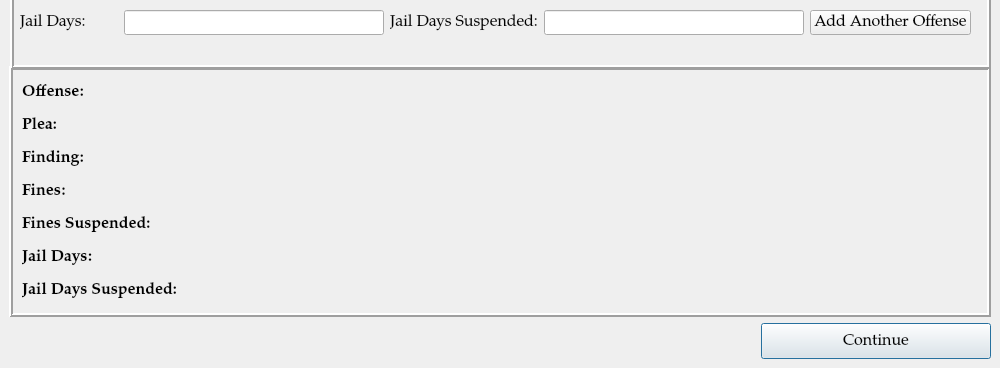
Old version of the form ui/SentencingDialog.ui in the repository HunterProgram22/MuniEntry; both pictures show x 0 to 1000 and y 432 to 800 of the 1000 by 800 pixel window.
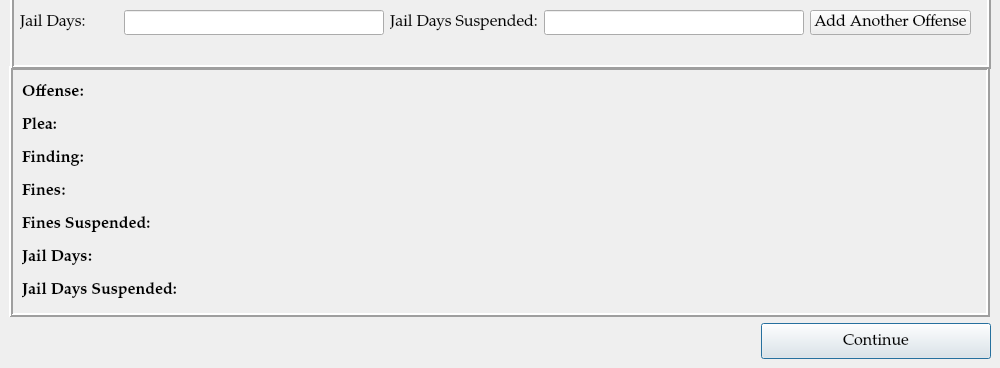
New version of the form.

```diff
--- a/ui/SentencingDialog.ui
+++ b/ui/SentencingDialog.ui
@@ -18,8 +18,8 @@
   </property>
   <property name="minimumSize">
    <size>
-    <width>0</width>
-    <height>0</height>
+    <width>1000</width>
+    <height>800</height>
    </size>
   </property>
   <property name="font">
@@ -130,7 +130,7 @@
     <rect>
      <x>9</x>
      <y>498</y>
-     <width>982</width>
+     <width>981</width>
      <height>251</height>
     </rect>
    </property>
@@ -158,28 +158,9 @@
    <property name="lineWidth">
     <number>2</number>
    </property>
-   <widget class="QLabel" name="fines_1">
-    <property name="geometry">
-     <rect>
-      <x>214</x>
-      <y>112</y>
-      <width>16</width>
-      <height>27</height>
-     </rect>
-    </property>
-    <property name="text">
-     <string/>
-    </property>
-   </widget>
+   <layout class="QGridLayout" name="gridLayout_3">
+    <item row="0" column="0">
    <widget class="QLabel" name="offense_label_1">
-    <property name="geometry">
-     <rect>
-      <x>13</x>
-      <y>13</y>
-      <width>77</width>
-      <height>27</height>
-     </rect>
-    </property>
     <property name="font">
      <font>
       <weight>75</weight>
@@ -193,15 +174,87 @@
      <bool>true</bool>
     </property>
    </widget>
+    </item>
+    <item row="0" column="1" colspan="3">
+     <widget class="QLabel" name="offense_1">
+      <property name="text">
+       <string/>
+      </property>
+      <property name="wordWrap">
+       <bool>true</bool>
+      </property>
+     </widget>
+    </item>
+    <item row="1" column="0">
+     <widget class="QLabel" name="plea_label_1">
+      <property name="font">
+       <font>
+        <weight>75</weight>
+        <bold>true</bold>
+       </font>
+      </property>
+      <property name="text">
+       <string>Plea:</string>
+      </property>
+     </widget>
+    </item>
+    <item row="1" column="1">
+     <widget class="QLabel" name="plea_1">
+      <property name="text">
+       <string/>
+      </property>
+     </widget>
+    </item>
+    <item row="1" column="2">
+     <widget class="QLabel" name="plea_2">
+      <property name="text">
+       <string/>
+      </property>
+     </widget>
+    </item>
+    <item row="1" column="3">
+     <widget class="QLabel" name="plea_3">
+      <property name="text">
+       <string/>
+      </property>
+     </widget>
+    </item>
+    <item row="2" column="0">
+     <widget class="QLabel" name="finding_label_1">
+      <property name="font">
+       <font>
+        <weight>75</weight>
+        <bold>true</bold>
+       </font>
+      </property>
+      <property name="text">
+       <string>Finding:</string>
+      </property>
+     </widget>
+    </item>
+    <item row="2" column="1">
+     <widget class="QLabel" name="finding_1">
+      <property name="text">
+       <string/>
+      </property>
+     </widget>
+    </item>
+    <item row="2" column="2">
+     <widget class="QLabel" name="finding_2">
+      <property name="text">
+       <string/>
+      </property>
+     </widget>
+    </item>
+    <item row="2" column="3">
+     <widget class="QLabel" name="finding_3">
+      <property name="text">
+       <string/>
+      </property>
+     </widget>
+    </item>
+    <item row="3" column="0">
    <widget class="QLabel" name="label_9">
-    <property name="geometry">
-     <rect>
-      <x>13</x>
-      <y>112</y>
-      <width>53</width>
-      <height>27</height>
-     </rect>
-    </property>
     <property name="font">
      <font>
       <weight>75</weight>
@@ -212,224 +265,64 @@
      <string>Fines:</string>
     </property>
    </widget>
-   <widget class="QLabel" name="jail_days_1">
-    <property name="geometry">
-     <rect>
-      <x>214</x>
-      <y>178</y>
-      <width>16</width>
-      <height>27</height>
-     </rect>
-    </property>
+    </item>
+    <item row="3" column="1">
+     <widget class="QLabel" name="fines_1">
+      <property name="text">
+       <string/>
+      </property>
+     </widget>
+    </item>
+    <item row="3" column="2">
+     <widget class="QLabel" name="fines_2">
     <property name="text">
      <string/>
     </property>
    </widget>
+    </item>
+    <item row="3" column="3">
    <widget class="QLabel" name="fines_3">
-    <property name="geometry">
-     <rect>
-      <x>248</x>
-      <y>112</y>
-      <width>16</width>
-      <height>27</height>
-     </rect>
-    </property>
     <property name="text">
      <string/>
     </property>
    </widget>
+    </item>
+    <item row="4" column="0">
+     <widget class="QLabel" name="label_10">
+      <property name="font">
+       <font>
+        <weight>75</weight>
+        <bold>true</bold>
+       </font>
+      </property>
+      <property name="text">
+       <string>Fines Suspended:</string>
+      </property>
+     </widget>
+    </item>
+    <item row="4" column="1">
    <widget class="QLabel" name="fines_suspended_1">
-    <property name="geometry">
-     <rect>
-      <x>214</x>
-      <y>145</y>
-      <width>16</width>
-      <height>27</height>
-     </rect>
-    </property>
     <property name="text">
      <string/>
     </property>
    </widget>
-   <widget class="QLabel" name="finding_2">
-    <property name="geometry">
-     <rect>
-      <x>231</x>
-      <y>79</y>
-      <width>16</width>
-      <height>27</height>
-     </rect>
-    </property>
-    <property name="text">
-     <string/>
-    </property>
-   </widget>
-   <widget class="QLabel" name="plea_label_1">
-    <property name="geometry">
-     <rect>
-      <x>13</x>
-      <y>46</y>
-      <width>42</width>
-      <height>27</height>
-     </rect>
-    </property>
-    <property name="font">
-     <font>
-      <weight>75</weight>
-      <bold>true</bold>
-     </font>
-    </property>
-    <property name="text">
-     <string>Plea:</string>
-    </property>
-   </widget>
+    </item>
+    <item row="4" column="2">
    <widget class="QLabel" name="fines_suspended_2">
-    <property name="geometry">
-     <rect>
-      <x>231</x>
-      <y>145</y>
-      <width>16</width>
-      <height>27</height>
-     </rect>
-    </property>
     <property name="text">
      <string/>
     </property>
    </widget>
-   <widget class="QLabel" name="finding_1">
-    <property name="geometry">
-     <rect>
-      <x>214</x>
-      <y>79</y>
-      <width>16</width>
-      <height>27</height>
-     </rect>
-    </property>
-    <property name="text">
-     <string/>
-    </property>
-   </widget>
-   <widget class="QLabel" name="offense_2">
-    <property name="geometry">
-     <rect>
-      <x>231</x>
-      <y>13</y>
-      <width>16</width>
-      <height>27</height>
-     </rect>
-    </property>
-    <property name="text">
-     <string/>
-    </property>
-    <property name="wordWrap">
-     <bool>true</bool>
-    </property>
-   </widget>
-   <widget class="QLabel" name="label_12">
-    <property name="geometry">
-     <rect>
-      <x>13</x>
-      <y>211</y>
-      <width>193</width>
-      <height>27</height>
-     </rect>
-    </property>
-    <property name="font">
-     <font>
-      <weight>75</weight>
-      <bold>true</bold>
-     </font>
-    </property>
-    <property name="text">
-     <string>Jail Days Suspended:</string>
-    </property>
-   </widget>
-   <widget class="QLabel" name="finding_label_1">
-    <property name="geometry">
-     <rect>
-      <x>13</x>
-      <y>79</y>
-      <width>75</width>
-      <height>27</height>
-     </rect>
-    </property>
-    <property name="font">
-     <font>
-      <weight>75</weight>
-      <bold>true</bold>
-     </font>
-    </property>
-    <property name="text">
-     <string>Finding:</string>
-    </property>
-   </widget>
-   <widget class="QLabel" name="jail_days_suspended_1">
-    <property name="geometry">
-     <rect>
-      <x>214</x>
-      <y>211</y>
-      <width>16</width>
-      <height>27</height>
-     </rect>
-    </property>
-    <property name="text">
-     <string/>
-    </property>
-   </widget>
-   <widget class="QLabel" name="plea_1">
-    <property name="geometry">
-     <rect>
-      <x>214</x>
-      <y>46</y>
-      <width>16</width>
-      <height>27</height>
-     </rect>
-    </property>
-    <property name="text">
-     <string/>
-    </property>
-   </widget>
+    </item>
+    <item row="4" column="3">
    <widget class="QLabel" name="fines_suspended_3">
-    <property name="geometry">
-     <rect>
-      <x>248</x>
-      <y>145</y>
-      <width>16</width>
-      <height>27</height>
-     </rect>
-    </property>
     <property name="text">
      <string/>
     </property>
    </widget>
-   <widget class="QLabel" name="label_10">
-    <property name="geometry">
-     <rect>
-      <x>13</x>
-      <y>145</y>
-      <width>159</width>
-      <height>27</height>
-     </rect>
-    </property>
-    <property name="font">
-     <font>
-      <weight>75</weight>
-      <bold>true</bold>
-     </font>
-    </property>
-    <property name="text">
-     <string>Fines Suspended:</string>
-    </property>
-   </widget>
+    </item>
+    <item row="5" column="0">
    <widget class="QLabel" name="label_11">
-    <property name="geometry">
-     <rect>
-      <x>13</x>
-      <y>178</y>
-      <width>87</width>
-      <height>27</height>
-     </rect>
-    </property>
     <property name="font">
      <font>
       <weight>75</weight>
@@ -440,119 +333,69 @@
      <string>Jail Days:</string>
     </property>
    </widget>
-   <widget class="QLabel" name="plea_2">
-    <property name="geometry">
-     <rect>
-      <x>231</x>
-      <y>46</y>
-      <width>16</width>
-      <height>27</height>
-     </rect>
-    </property>
+    </item>
+    <item row="5" column="1">
+     <widget class="QLabel" name="jail_days_1">
     <property name="text">
      <string/>
     </property>
    </widget>
-   <widget class="QLabel" name="offense_3">
-    <property name="geometry">
-     <rect>
-      <x>248</x>
-      <y>13</y>
-      <width>16</width>
-      <height>27</height>
-     </rect>
-    </property>
-    <property name="text">
-     <string/>
-    </property>
-    <property name="wordWrap">
-     <bool>true</bool>
-    </property>
-   </widget>
-   <widget class="QLabel" name="jail_days_suspended_2">
-    <property name="geometry">
-     <rect>
-      <x>231</x>
-      <y>211</y>
-      <width>16</width>
-      <height>27</height>
-     </rect>
-    </property>
-    <property name="text">
-     <string/>
-    </property>
-   </widget>
-   <widget class="QLabel" name="jail_days_suspended_3">
-    <property name="geometry">
-     <rect>
-      <x>248</x>
-      <y>211</y>
-      <width>16</width>
-      <height>27</height>
-     </rect>
-    </property>
-    <property name="text">
-     <string/>
-    </property>
-   </widget>
+    </item>
+    <item row="5" column="2">
    <widget class="QLabel" name="jail_days_2">
-    <property name="geometry">
-     <rect>
-      <x>231</x>
-      <y>178</y>
-      <width>16</width>
-      <height>27</height>
-     </rect>
-    </property>
     <property name="text">
      <string/>
     </property>
    </widget>
-   <widget class="QLabel" name="fines_2">
-    <property name="geometry">
-     <rect>
-      <x>231</x>
-      <y>112</y>
-      <width>16</width>
-      <height>27</height>
-     </rect>
-    </property>
-    <property name="text">
-     <string/>
-    </property>
-   </widget>
+    </item>
+    <item row="5" column="3">
    <widget class="QLabel" name="jail_days_3">
-    <property name="geometry">
-     <rect>
-      <x>248</x>
-      <y>178</y>
-      <width>16</width>
-      <height>27</height>
-     </rect>
-    </property>
+      <property name="text">
+       <string/>
+      </property>
+     </widget>
+    </item>
+    <item row="6" column="0">
+     <widget class="QLabel" name="label_12">
+      <property name="font">
+       <font>
+        <weight>75</weight>
+        <bold>true</bold>
+       </font>
+      </property>
     <property name="text">
+       <string>Jail Days Suspended:</string>
+      </property>
+     </widget>
+    </item>
+    <item row="6" column="1">
+     <widget class="QLabel" name="jail_days_suspended_1">
+      <property name="text">
      <string/>
     </property>
    </widget>
-   <widget class="QLabel" name="plea_3">
-    <property name="geometry">
-     <rect>
-      <x>248</x>
-      <y>46</y>
-      <width>16</width>
-      <height>27</height>
-     </rect>
-    </property>
+    </item>
+    <item row="6" column="2">
+     <widget class="QLabel" name="jail_days_suspended_2">
+      <property name="text">
+       <string/>
+      </property>
+     </widget>
+    </item>
+    <item row="6" column="3">
+     <widget class="QLabel" name="jail_days_suspended_3">
     <property name="text">
      <string/>
     </property>
    </widget>
-   <widget class="QLabel" name="finding_3">
+    </item>
+   </layout>
+   <widget class="QLabel" name="offense_2">
     <property name="geometry">
      <rect>
-      <x>248</x>
-      <y>79</y>
-      <width>16</width>
+      <x>231</x>
+      <y>13</y>
+      <width>141</width>
       <height>27</height>
      </rect>
     </property>
@@ -560,10 +403,10 @@
      <string/>
     </property>
    </widget>
-   <widget class="QLabel" name="offense_1">
+   <widget class="QLabel" name="offense_3">
     <property name="geometry">
      <rect>
-      <x>214</x>
+      <x>248</x>
       <y>13</y>
       <width>16</width>
       <height>27</height>
```
Left out of the diff: 7 changed lines with no effect on the pictures. Lines whose indentation alone changed are shown as unchanged.
